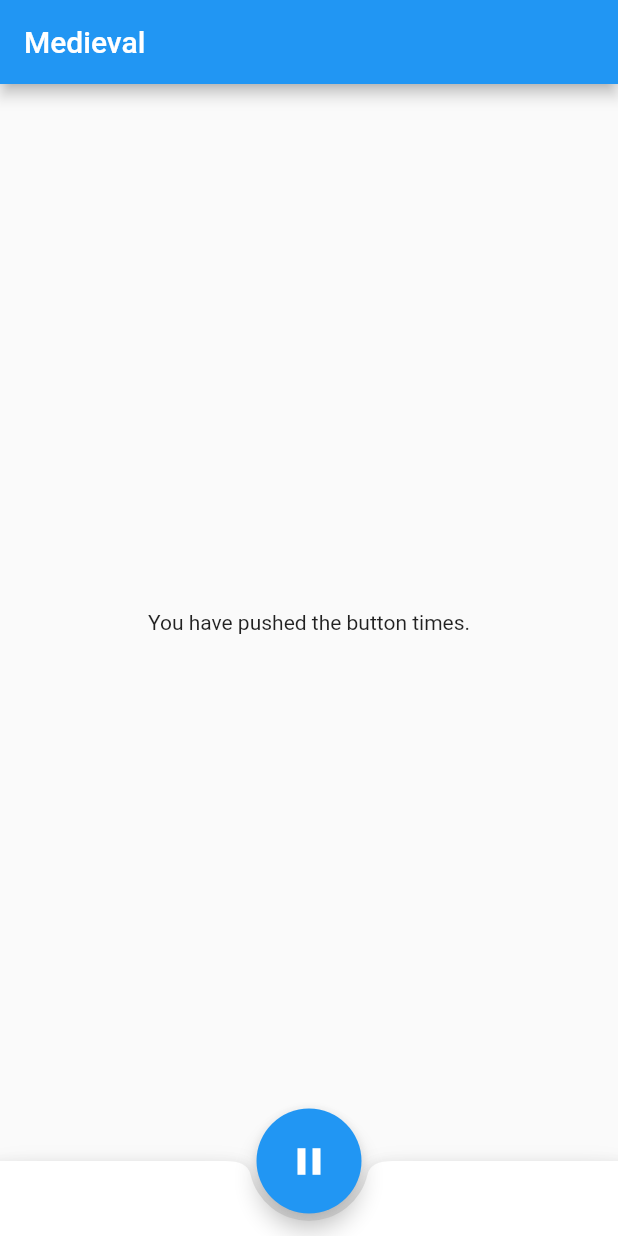
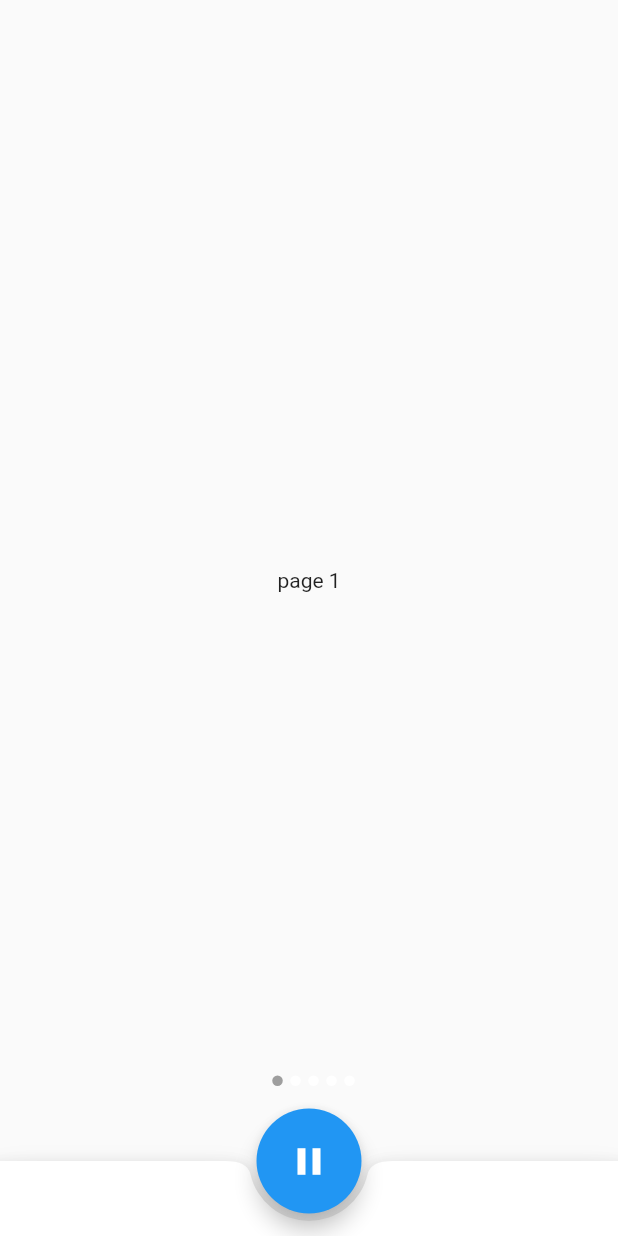
Before and after one commit to nicolaschartiot/medieval, a Flutter app: the screen it shows after launch, on a phone screen of 412 x 824 dp. Run offline on Flutter 3.47's test engine with Material 2 defaults, Android fonts, the phone set to English and light mode, and no system bars; drawn by our look-alikes of page_indicator.

Commit message:
adds pageview for list scroll and dots indicator

```diff
--- a/lib/main.dart
+++ b/lib/main.dart
@@ -1,4 +1,5 @@
 import 'package:flutter/material.dart';
+import 'package:page_indicator/page_indicator.dart';
 
 void main() => runApp(MyApp());
 
@@ -29,11 +30,37 @@ class _HomeScreenState extends State<HomeScreen> {
   Widget build(BuildContext context) {
     return Container(
       child: Scaffold(
-        appBar: AppBar(
-          title: Text('Medieval'),
-        ),
         body: Center(
-          child: Text('You have pushed the button times.'),
+          child: PageIndicatorContainer(
+            length: 5,
+            size: 7,
+            indicatorColor: Colors.white,
+            indicatorSelectorColor: Colors.grey,
+            padding: EdgeInsets.only(
+              bottom: 50.0,
+              left: 6.0
+            ),
+            pageView: PageView(
+              controller: new PageController(),
+              children: <Widget>[
+                Center(
+                  child: Text("page 1"),
+                ),
+                Center(
+                  child: Text("page 2"),
+                ),
+                Center(
+                  child: Text("page 3"),
+                ),
+                Center(
+                  child: Text("page 4"),
+                ),
+                Center(
+                  child: Text("page 5"),
+                ),
+              ],
+            ),
+          ),
         ),
         bottomNavigationBar: BottomAppBar(
           shape: CircularNotchedRectangle(),
@@ -47,7 +74,12 @@ class _HomeScreenState extends State<HomeScreen> {
           height: 70,
           child: FloatingActionButton(
             tooltip: 'Play / Pause',
-            child: (_playPause ? Icon(Icons.play_arrow, size: 30,) : Icon(Icons.pause, size: 30)),
+            child: (_playPause
+                ? Icon(
+                    Icons.play_arrow,
+                    size: 30,
+                  )
+                : Icon(Icons.pause, size: 30)),
             onPressed: () => {
                   setState(() {
                     _playPause = !_playPause;
```
